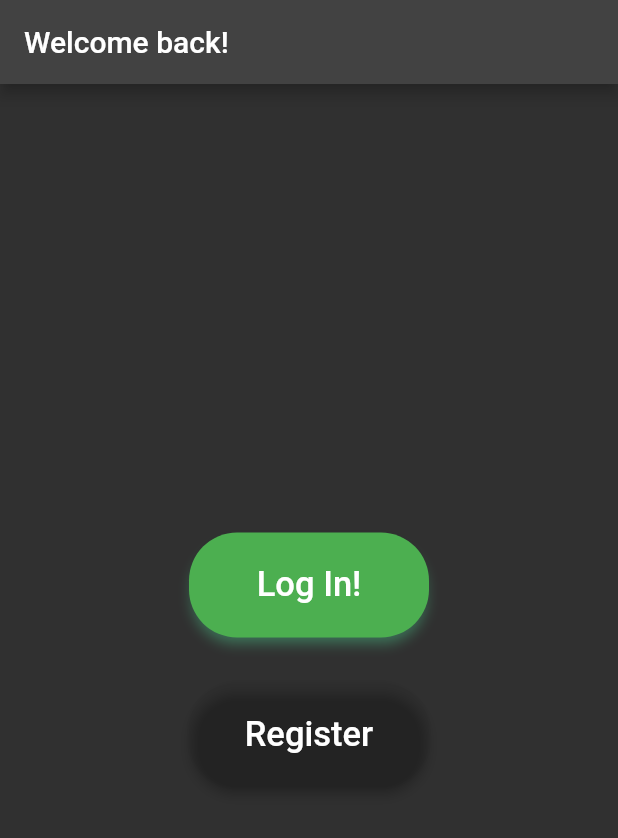
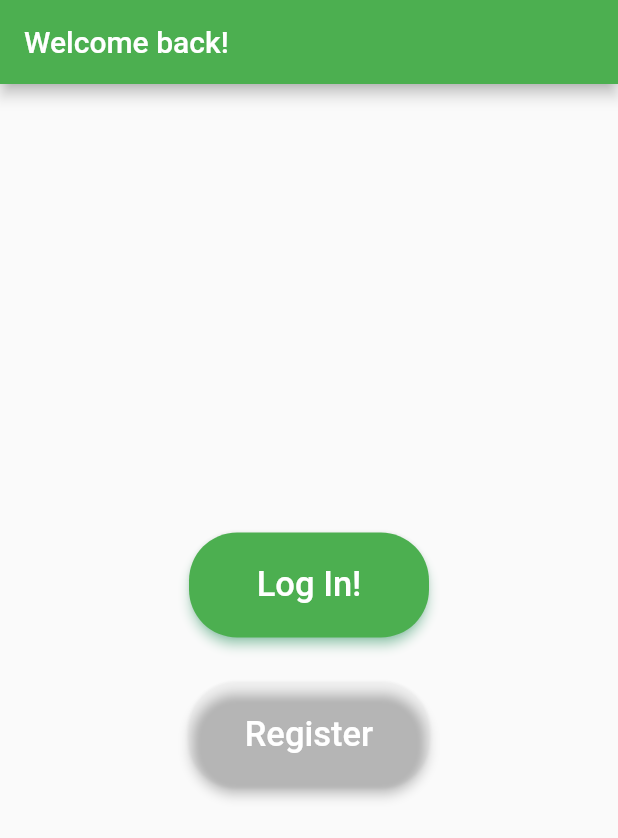
Before and after one commit to Solo0101/SalonBookingFlutterApp, a Flutter app: the screen it shows after launch, on a phone screen of 412 x 824 dp. Shown: the top 838 px of the screen. Run offline on Flutter 3.47's test engine with Material 2 defaults, Android fonts, the light colour scheme and no system bars; our stand-ins replace firebase_auth, firebase_core, firebase_database, flutter_riverpod, shared_preferences; missing offline and left inert: booking_calendar, maps_launcher; accounts and stored records are empty.

Commit message:
Added DarkMode/LightMode in Settings

```diff
--- a/lib/appointment_template.dart
+++ b/lib/appointment_template.dart
@@ -5,6 +5,7 @@ import 'package:maps_launcher/maps_launcher.dart';
 import 'package:test_project/my_appointments_page.dart';
 //import 'package:test_project/splash_screen.dart';
 
+import 'main.dart';
 import 'managers/database_manager.dart';
 
 class AppointmentCard extends StatelessWidget {
@@ -34,7 +35,7 @@ class AppointmentCard extends StatelessWidget {
       child: Card(
         child: Container(
           height: 100,
-          color: Colors.grey[700],
+          color: themeNotifier.value == ThemeMode.light ? Colors.grey[200] : Colors.grey[700],
           child: Row(
             children: [
               Expanded(
@@ -95,7 +96,7 @@ class AppointmentCard extends StatelessWidget {
                                     PageRouteBuilder(
                                       pageBuilder:
                                           (context, animation1, animation2) =>
-                                      const MyAppointments(),
+                                      const MyAppointmentsPage(),
                                       transitionDuration: Duration.zero,
                                       reverseTransitionDuration: Duration.zero,
                                     ),
--- a/lib/constants/router_constants.dart
+++ b/lib/constants/router_constants.dart
@@ -5,3 +5,4 @@ const String mainPageRoute = 'main';
 const String appointmentSelectionPageRoute = 'appointment-selection';
 const String splashScreenPageRoute = 'splash-screen';
 const String myAppointmentsPageRoute = 'my-appointments';
+const String settingsPageRoute = 'settings';
--- a/lib/contents_page.dart
+++ b/lib/contents_page.dart
@@ -83,7 +83,7 @@ class _MainPageState extends State<MainPage> {
             ListTile(
               title: const Text('Settings'),
               onTap: () {
-                Navigator.pop(context);
+                Navigator.of(context).pushNamed(settingsPageRoute);
               },
             ),
             ListTile(
--- a/lib/main.dart
+++ b/lib/main.dart
@@ -8,6 +8,7 @@ import 'package:test_project/contents_page.dart';
 import 'dart:async';
 
 import 'managers/database_manager.dart';
+import 'managers/provider_manager.dart';
 
 Future<void> main() async {
   WidgetsFlutterBinding.ensureInitialized();
@@ -24,17 +25,77 @@ Future<void> main() async {
 
 final navigatorKey = GlobalKey<NavigatorState>();
 
-class MyApp extends StatelessWidget {
+final ValueNotifier<ThemeMode> themeNotifier = ValueNotifier(ThemeMode.system);
+
+class MyApp extends StatefulWidget {
   const MyApp({Key? key}) : super(key: key);
+  @override
+  _MyAppState createState() => _MyAppState();
+}
+
+class _MyAppState extends State<MyApp> {
+
+ DarkThemeProvider themeChangeProvider = DarkThemeProvider();
+
+  @override
+  void initState() {
+    super.initState();
+    getCurrentAppTheme();
+  }
+
+  void getCurrentAppTheme() async =>
+      themeChangeProvider.darkTheme = await themeChangeProvider.darkThemePreference.getTheme();
+
+
+
+
 
   @override
   Widget build(BuildContext context) {
+    return ValueListenableBuilder<ThemeMode>(
+        valueListenable: themeNotifier,
+        builder: (_, ThemeMode currentMode, __) {
+          return MaterialApp(
+            // Remove the debug banner
+            debugShowCheckedModeBanner: false,
+            navigatorKey: navigatorKey,
+            home: const MyHomePage(),
+            theme: ThemeData(primarySwatch: Colors.green),
+            darkTheme: ThemeData.dark(),
+            themeMode: currentMode,
+            onGenerateRoute: RouteGenerator.generateRoute,
+          );
+        });
+
+    /*
+    return ChangeNotifierProvider(
+        create: (_) {
+          return themeChangeProvider;
+        },
+        child: Consumer<DarkThemeProvider>(
+          builder: (BuildContext context, value, Widget child) {
+            return MaterialApp(
+                navigatorKey: navigatorKey,
+                home: const MyHomePage(),
+                theme: ThemeData.light(),
+                darkTheme: ThemeData.dark(),
+                onGenerateRoute: RouteGenerator.generateRoute
+            );
+          },
+        ),
+    );
+
+
     return MaterialApp(
-      navigatorKey: navigatorKey,
-      home: const MyHomePage(),
-      theme: ThemeData.dark(),
-      onGenerateRoute: RouteGenerator.generateRoute,
+        navigatorKey: navigatorKey,
+        home: const MyHomePage(),
+        theme: ThemeData.light(),
+        darkTheme: ThemeData.dark(),
+        onGenerateRoute: RouteGenerator.generateRoute
     );
+
+    */
+
   }
 }
 
--- a/lib/managers/provider_manager.dart
+++ b/lib/managers/provider_manager.dart
@@ -1,6 +1,20 @@
 import 'package:flutter/material.dart';
 import 'package:flutter_riverpod/flutter_riverpod.dart';
+import 'package:test_project/managers/settings_manager.dart';
 
 final currentBarbershopProvider = StateProvider((ref) => "");
 final currentAddressProvider = StateProvider((ref) => "");
 final currentBookedHoursProvider = StateProvider((ref) => List<DateTimeRange>.empty(growable: true));
+
+class DarkThemeProvider with ChangeNotifier {
+  DarkThemePreference darkThemePreference = DarkThemePreference();
+  bool _darkTheme = false;
+
+  bool get darkTheme => _darkTheme;
+
+  set darkTheme(bool value) {
+    _darkTheme = value;
+    darkThemePreference.setDarkTheme(value);
+    notifyListeners();
+  }
+}
--- /dev/null
+++ b/lib/managers/settings_manager.dart
@@ -0,0 +1,15 @@
+import 'package:shared_preferences/shared_preferences.dart';
+
+class DarkThemePreference {
+  static const themeStatus = "THEMESTATUS";
+
+  setDarkTheme(bool value) async {
+    SharedPreferences prefs = await SharedPreferences.getInstance();
+    prefs.setBool(themeStatus, value);
+  }
+
+  Future<bool> getTheme() async {
+    SharedPreferences prefs = await SharedPreferences.getInstance();
+    return prefs.getBool(themeStatus) ?? false;
+  }
+}
--- a/lib/my_appointments_page.dart
+++ b/lib/my_appointments_page.dart
@@ -4,8 +4,8 @@ import 'package:uuid/uuid.dart';
 
 import 'managers/database_manager.dart';
 
-class MyAppointments extends StatelessWidget {
-  const MyAppointments({Key? key}) : super(key: key);
+class MyAppointmentsPage extends StatelessWidget {
+  const MyAppointmentsPage({Key? key}) : super(key: key);
 
   @override
   Widget build(BuildContext context) {
--- a/lib/shared/router.dart
+++ b/lib/shared/router.dart
@@ -2,6 +2,7 @@ import 'package:flutter/material.dart';
 import 'package:test_project/appointment_selection_page.dart';
 import 'package:test_project/contents_page.dart';
 import 'package:test_project/main.dart';
+import 'package:test_project/settings_page.dart';
 import '../constants/router_constants.dart';
 import '../my_appointments_page.dart';
 import '../register_page.dart';
@@ -23,7 +24,9 @@ class RouteGenerator {
       case appointmentSelectionPageRoute:
         return PageRouteBuilder(pageBuilder: (context, animation1, animation2) => const AppointmentSelection(),  transitionDuration: Duration.zero, reverseTransitionDuration: Duration.zero);
       case myAppointmentsPageRoute:
-        return MaterialPageRoute(builder: (_) => const MyAppointments());
+        return MaterialPageRoute(builder: (_) => const MyAppointmentsPage());
+      case settingsPageRoute:
+        return MaterialPageRoute(builder: (_) => const SettingsPage());
         ///Add new cases with routes HERE!!!!!!!
       default:
         return _errorRoute();
```
Also changed, not shown: lib/card_template.dart (+7 -3 lines), lib/settings_page.dart (added, +40 -0 lines), lib/view/credential_view.dart (+7 -8 lines), 1 other file.
